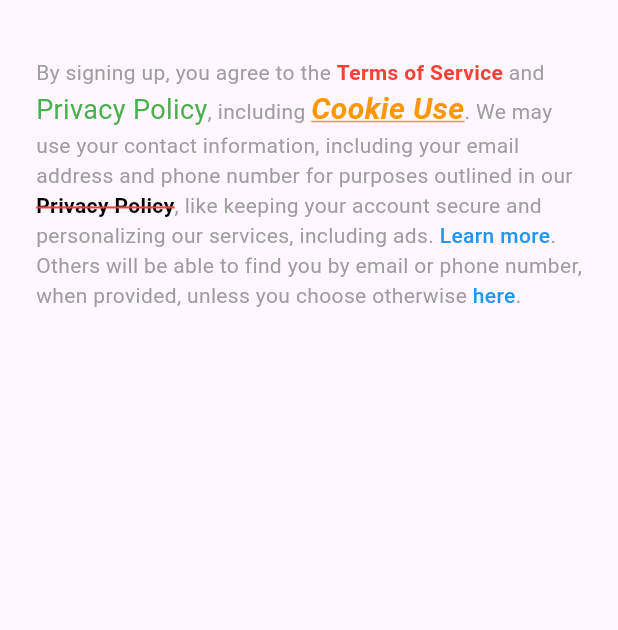
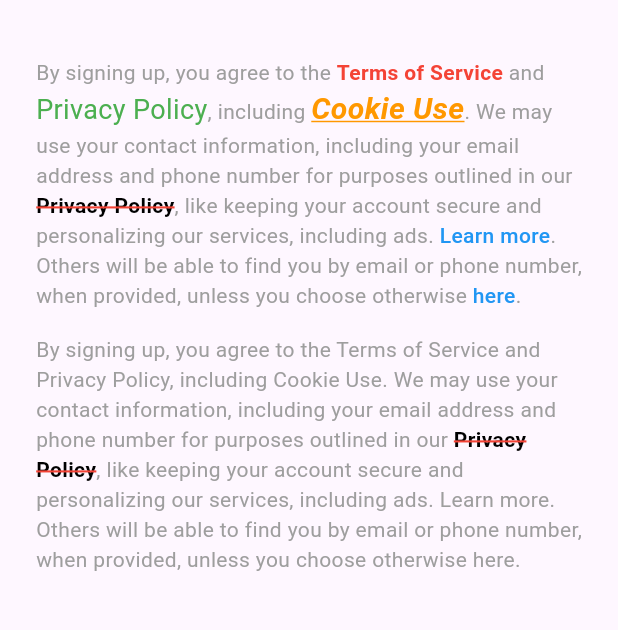
Before and after one commit to cskime/customizable_text, a Flutter app: the screen it shows after launch, on a phone screen of 412 x 824 dp, the part 63-693 px from its top. Run offline on Flutter 3.47's test engine with Material 3 defaults, Android fonts, the phone set to English and light mode, and no system bars.

Commit message:
use span index to skip the first span text

```diff
--- a/example/lib/main.dart
+++ b/example/lib/main.dart
@@ -29,12 +29,18 @@ class ExampleApp extends StatelessWidget {
       ),
       body: Padding(
         padding: const EdgeInsets.all(24),
-        child: _customizableText(),
+        child: Column(
+          children: [
+            _sample1(),
+            const SizedBox(height: 16),
+            _sample2(),
+          ],
+        ),
       ),
     );
   }
 
-  CustomizableText _customizableText() {
+  CustomizableText _sample1() {
     const originalText =
         'By signing up, you agree to the Terms of Service and Privacy Policy, including Cookie Use. We may use your contact information, including your email address and phone number for purposes outlined in our Privacy Policy, like keeping your account secure and personalizing our services, including ads. Learn more. Others will be able to find you by email or phone number, when provided, unless you choose otherwise here.';
 
@@ -88,4 +94,33 @@ class ExampleApp extends StatelessWidget {
       ],
     );
   }
+
+  CustomizableText _sample2() {
+    const originalText =
+        'By signing up, you agree to the Terms of Service and Privacy Policy, including Cookie Use. We may use your contact information, including your email address and phone number for purposes outlined in our Privacy Policy, like keeping your account secure and personalizing our services, including ads. Learn more. Others will be able to find you by email or phone number, when provided, unless you choose otherwise here.';
+
+    return const CustomizableText(
+      originalText,
+      style: TextStyle(
+        color: Colors.grey,
+      ),
+      customStyle: TextStyle(
+        color: Colors.blue,
+        fontWeight: FontWeight.w500,
+      ),
+      customizes: [
+        CustomText(
+          'Privacy Policy',
+          span: 1,
+          style: TextStyle(
+            color: Colors.black,
+            fontWeight: FontWeight.bold,
+            decoration: TextDecoration.lineThrough,
+            decorationColor: Colors.red,
+            decorationThickness: 2,
+          ),
+        ),
+      ],
+    );
+  }
 }
--- a/lib/custom_text.dart
+++ b/lib/custom_text.dart
@@ -4,13 +4,22 @@ part of 'customizable_text.dart';
 class CustomText {
   const CustomText(
     this.text, {
+    this.span = 0,
     this.style,
   });
+
   final String text;
+  final int span;
   final TextStyle? style;
 
   @override
-  String toString() {
-    return '[[$text]]';
-  }
+  bool operator ==(Object other) =>
+      identical(this, other) ||
+      other is CustomText &&
+          runtimeType == other.runtimeType &&
+          text == other.text &&
+          span == other.span;
+
+  @override
+  int get hashCode => text.hashCode + span.hashCode;
 }
--- a/lib/customizable_text.dart
+++ b/lib/customizable_text.dart
@@ -1,3 +1,5 @@
+import 'dart:math';
+
 import 'package:flutter/material.dart';
 
 part 'custom_text.dart';
@@ -19,32 +21,18 @@ class CustomizableText extends StatelessWidget {
   final List<CustomText> customizes;
 
   List<_CustomTextPositionInfo> _sortedCustomTextsWithPositionBySpanOrder() {
-    var positionsForCustomText = <CustomText, List<int>>{};
+    var infos = <_CustomTextPositionInfo>[];
 
     var start = 0;
     for (final customText in customizes) {
-      final position = text.indexOf(customText.text, start);
-
-      positionsForCustomText.update(
-        customText,
-        (value) => [...value, position],
-        ifAbsent: () => [position],
-      );
-
+      final matches = customText.text.allMatches(text, start).toList();
+      final index = min(matches.length - 1, customText.span);
+      final position = matches[index].start;
+      infos.add((customText: customText, position: position));
       start = position + customText.text.length;
     }
 
-    return positionsForCustomText.entries
-        .expand(
-          (entry) => entry.value.map<_CustomTextPositionInfo>(
-            (index) => (
-              customText: entry.key,
-              position: index,
-            ),
-          ),
-        )
-        .toList()
-      ..sort((a, b) => a.position.compareTo(b.position));
+    return infos..sort((a, b) => a.position.compareTo(b.position));
   }
 
   List<String> _normalTextsUsingCustomTextPositionInfos(
```
